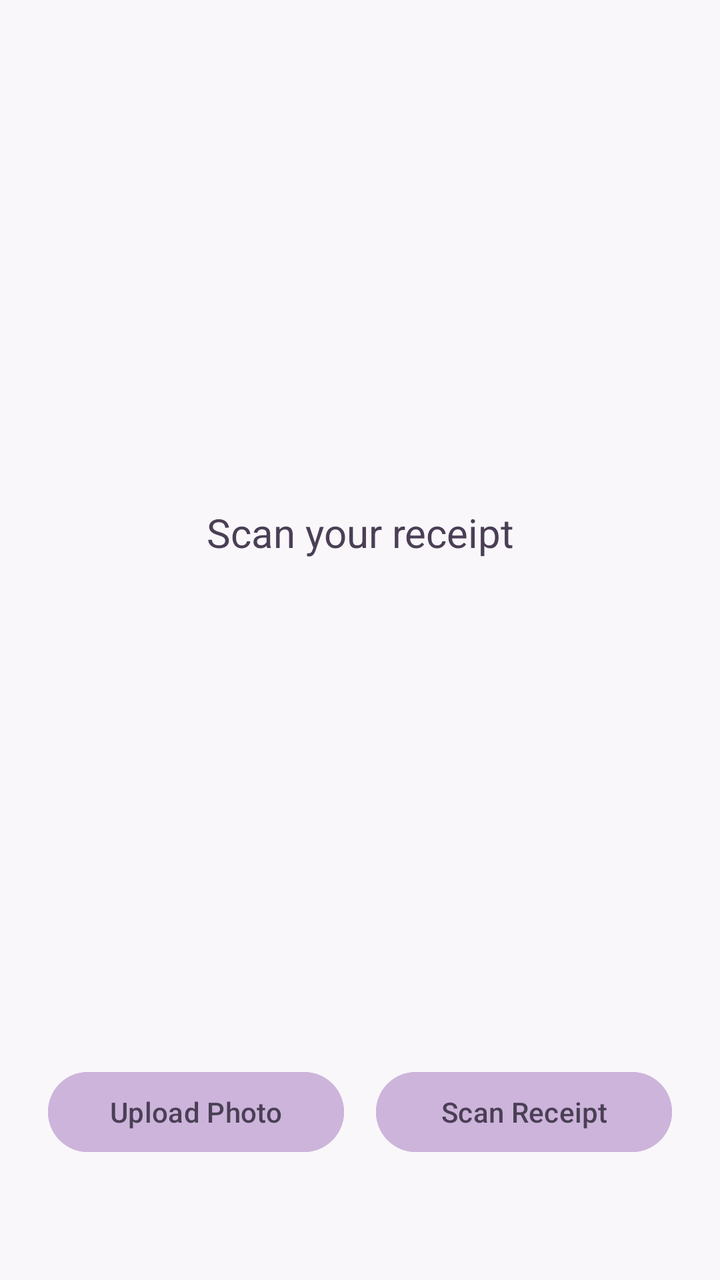
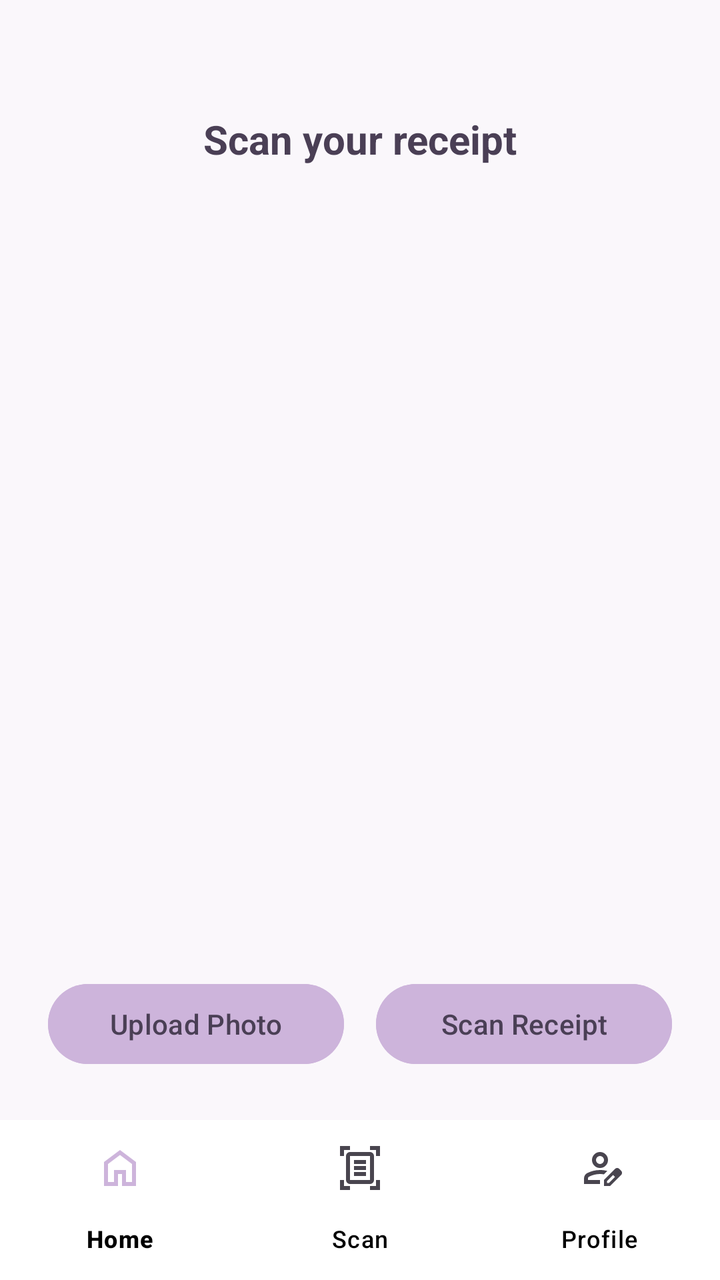

Two renders of the same Android screen: before a commit and after it. Below are the layout's source before the change and the commit's diff.
<!-- AndroidManifest.xml: application theme Theme.WatchYourWallet -->
<!-- res/layout/activity_main.xml -->
<?xml version="1.0" encoding="utf-8"?>
<androidx.constraintlayout.widget.ConstraintLayout xmlns:android="http://schemas.android.com/apk/res/android"
    xmlns:app="http://schemas.android.com/apk/res-auto"
    xmlns:tools="http://schemas.android.com/tools"
    android:id="@+id/main"
    android:layout_width="match_parent"
    android:layout_height="match_parent"
    android:background="#FAF7FB"
    tools:context=".MainActivity">

    <TextView
        android:id="@+id/textViewResult"
        android:layout_width="0dp"
        android:layout_height="wrap_content"
        android:text="Scan your receipt"
        android:padding="16dp"
        android:gravity="center"
        android:textSize="20sp"
        android:textColor="@color/dark_text"
        app:layout_constraintTop_toTopOf="parent"
        app:layout_constraintBottom_toTopOf="@id/btnGallery"
        app:layout_constraintStart_toStartOf="parent"
        app:layout_constraintEnd_toEndOf="parent" />

    <Button
        android:id="@+id/btnGallery"
        android:layout_width="0dp"
        android:layout_height="wrap_content"
        android:text="Upload Photo"
        android:layout_marginStart="24dp"
        android:layout_marginEnd="8dp"
        android:layout_marginBottom="60dp"
        android:backgroundTint="@color/pastel_purple"
        app:backgroundTint="@color/pastel_purple"
        android:textColor="@color/dark_text"
        app:layout_constraintBottom_toBottomOf="parent"
        app:layout_constraintStart_toStartOf="parent"
        app:layout_constraintEnd_toStartOf="@id/btnTakePhoto" />

    <Button
        android:id="@+id/btnTakePhoto"
        android:layout_width="0dp"
        android:layout_height="wrap_content"
        android:text="Scan Receipt"
        android:layout_marginStart="8dp"
        android:layout_marginEnd="24dp"
        android:layout_marginBottom="60dp"
        android:backgroundTint="@color/pastel_purple"
        app:backgroundTint="@color/pastel_purple"
        android:textColor="@color/dark_text"
        app:layout_constraintBottom_toBottomOf="parent"
        app:layout_constraintStart_toEndOf="@id/btnGallery"
        app:layout_constraintEnd_toEndOf="parent" />

</androidx.constraintlayout.widget.ConstraintLayout>
<!-- resources referenced by this layout -->
<resources>
  <color name="dark_text">#4A3F55</color>
  <color name="pastel_purple">#CDB4DB</color>
  <style name="Theme.WatchYourWallet" parent="Base.Theme.WatchYourWallet" />
  <style name="Base.Theme.WatchYourWallet" parent="Theme.Material3.DayNight.NoActionBar">
  
          <item name="android:statusBarColor">@color/pastel_purple</item>
  
  
          <item name="colorPrimary">@color/pastel_purple</item>
  
      </style>
</resources>

<!-- the commit's change to res/layout/activity_main.xml (unified diff, before → after) -->
@@ -12,13 +12,14 @@
         android:id="@+id/textViewResult"
         android:layout_width="0dp"
         android:layout_height="wrap_content"
+        android:layout_marginTop="40dp"
+        android:gravity="center"
+        android:padding="16dp"
         android:text="Scan your receipt"
-        android:padding="16dp"
-        android:gravity="center"
+        android:textColor="@color/dark_text"
         android:textSize="20sp"
-        android:textColor="@color/dark_text"
+        android:textStyle="bold"
         app:layout_constraintTop_toTopOf="parent"
-        app:layout_constraintBottom_toTopOf="@id/btnGallery"
         app:layout_constraintStart_toStartOf="parent"
         app:layout_constraintEnd_toEndOf="parent" />
 
@@ -26,14 +27,13 @@
         android:id="@+id/btnGallery"
         android:layout_width="0dp"
         android:layout_height="wrap_content"
-        android:text="Upload Photo"
         android:layout_marginStart="24dp"
         android:layout_marginEnd="8dp"
-        android:layout_marginBottom="60dp"
+        android:layout_marginBottom="24dp"
         android:backgroundTint="@color/pastel_purple"
-        app:backgroundTint="@color/pastel_purple"
+        android:text="Upload Photo"
         android:textColor="@color/dark_text"
-        app:layout_constraintBottom_toBottomOf="parent"
+        app:layout_constraintBottom_toTopOf="@id/bottomNavigation"
         app:layout_constraintStart_toStartOf="parent"
         app:layout_constraintEnd_toStartOf="@id/btnTakePhoto" />
 
@@ -41,15 +41,27 @@
         android:id="@+id/btnTakePhoto"
         android:layout_width="0dp"
         android:layout_height="wrap_content"
-        android:text="Scan Receipt"
         android:layout_marginStart="8dp"
         android:layout_marginEnd="24dp"
-        android:layout_marginBottom="60dp"
+        android:layout_marginBottom="24dp"
         android:backgroundTint="@color/pastel_purple"
-        app:backgroundTint="@color/pastel_purple"
+        android:text="Scan Receipt"
         android:textColor="@color/dark_text"
-        app:layout_constraintBottom_toBottomOf="parent"
+        app:layout_constraintBottom_toTopOf="@id/bottomNavigation"
         app:layout_constraintStart_toEndOf="@id/btnGallery"
         app:layout_constraintEnd_toEndOf="parent" />
 
+    <com.google.android.material.bottomnavigation.BottomNavigationView
+        android:id="@+id/bottomNavigation"
+        android:layout_width="0dp"
+        android:layout_height="wrap_content"
+        android:background="@android:color/white"
+        app:itemIconTint="@null"
+        app:itemTextColor="@android:color/black"
+        app:labelVisibilityMode="labeled"
+        app:menu="@menu/bottom_nav_menu"
+        app:layout_constraintBottom_toBottomOf="parent"
+        app:layout_constraintStart_toStartOf="parent"
+        app:layout_constraintEnd_toEndOf="parent" />
+
 </androidx.constraintlayout.widget.ConstraintLayout>
